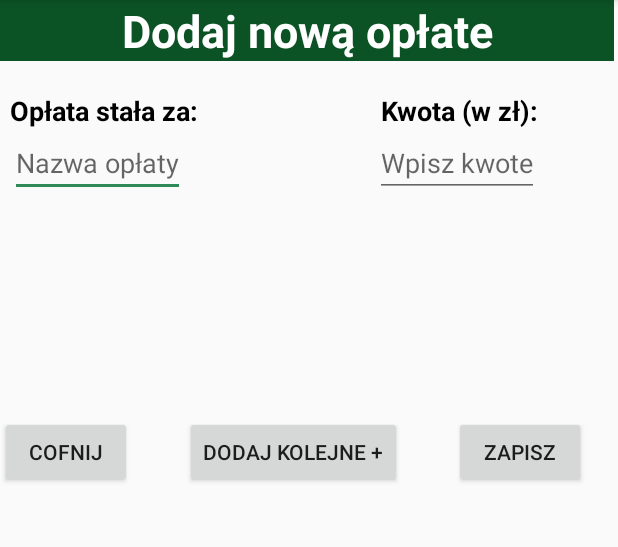
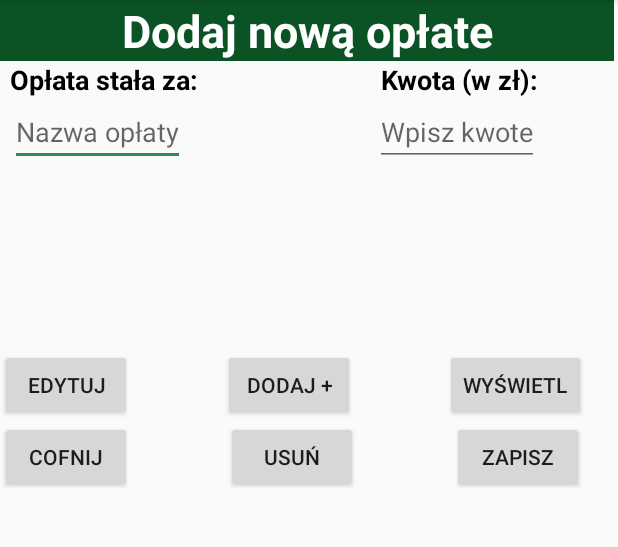
Before and after one commit to themandi/ProviStudent, an Android app: the NewCashActivity screen opened directly, with no data from a screen before it, on a phone screen of 412 x 824 dp, the part 84-631 px from its top. Run offline under Robolectric (Android 15) with nearby library versions, the phone set to English and light mode, and no system bars.

Commit message:
Dodanie nowej opłaty stałej do bazy

```diff
--- a/app/src/main/java/com/example/provistudent/NewCashActivity.java
+++ b/app/src/main/java/com/example/provistudent/NewCashActivity.java
@@ -2,56 +2,149 @@
 
 import androidx.appcompat.app.AppCompatActivity;
 
+import android.app.AlertDialog;
 import android.content.Intent;
+import android.database.Cursor;
 import android.os.Bundle;
 import android.view.View;
+import android.widget.AdapterView;
+import android.widget.ArrayAdapter;
 import android.widget.Button;
+import android.widget.EditText;
+import android.widget.Spinner;
+import android.widget.TextView;
+import android.widget.Toast;
 
 public class NewCashActivity extends AppCompatActivity {
     Button przyciskzapisz;
     Button przyciskcofnij;
     Button przyciskdodaj;
+    Button przyciskusun;
+    Button przyciskwyswietl;
+    Button przyciskedytuj;
+    Bazadanych bazadanych;
+    Cursor cursor;
+    TextView polekwota;
+    TextView poleoplata;
 
     @Override
     protected void onCreate(Bundle savedInstanceState) {
         super.onCreate(savedInstanceState);
         setContentView(R.layout.activity_new_cash);
 
+        bazadanych = new Bazadanych(NewCashActivity.this);
+        cursor = bazadanych.odczytajtekst3();
+
+        poleoplata = findViewById(R.id.poleoplata);
+        polekwota = findViewById(R.id.polekwota);
         przyciskcofnij = (Button) findViewById(R.id.cofnij);
         przyciskcofnij.setOnClickListener(new View.OnClickListener() {
-            public void onClick(View view)
-            {
-                Intent intent = new Intent(NewCashActivity.this, RegisterActivity.class);
+            public void onClick(View view) {
+                Intent intent = new Intent(NewCashActivity.this, CashActivity.class);
                 startActivity(intent);
             }
         });
 
-        przyciskdodaj = (Button) findViewById(R.id.dodajkolejne);
+        przyciskusun = (Button) findViewById(R.id.usun);
+        przyciskusun.setOnClickListener(new View.OnClickListener() {
+            public void onClick(View view) {
+                Integer usunwiersz = bazadanych.usuntekst3(polekwota.getText().toString());
+                if (usunwiersz > 0)
+                    Toast.makeText(getApplicationContext(), "Usunięto!", Toast.LENGTH_SHORT).show();
+                else
+                    Toast.makeText(getApplicationContext(), "Nie można usunąć wiersza", Toast.LENGTH_SHORT).show();
+            }
+        });
+
+        przyciskedytuj = (Button) findViewById(R.id.edytuj);
+        przyciskedytuj.setOnClickListener(new View.OnClickListener() {
+            @Override
+            public void onClick(View v) {
+                String kwota = polekwota.getText().toString();
+                String oplata = poleoplata.getText().toString();
+                if (cursor.getCount() == 0) {
+                    Toast.makeText(getApplicationContext(), "Nie można zaaktualizować!", Toast.LENGTH_SHORT).show();
+                } else if (cursor.getCount() > 0) {
+                    if (!kwota.isEmpty()) {
+                        if (bazadanych.zaaktualizujtekst3(oplata, kwota)) {
+                            polekwota.setText("");
+                            Toast.makeText(getApplicationContext(), "Dane zostały zaaktualizowane!", Toast.LENGTH_SHORT).show();
+                        }
+                    } else {
+                        Toast.makeText(getApplicationContext(), "Nie zostały wprowadzone dane!", Toast.LENGTH_SHORT).show();
+                    }
+                }
+                cursor.close();
+            }
+        });
+
+        przyciskwyswietl = (Button) findViewById(R.id.wyswietl);
+        przyciskwyswietl.setOnClickListener(new View.OnClickListener() {
+            public void onClick(View view) {
+                cursor = bazadanych.odczytajtekst3();
+                if (cursor.getCount() == 0) {
+                    wyswietlwiadomosc("Error", "Brak zapisanych zasobów!");
+                    return;
+                }
+                StringBuffer buffer = new StringBuffer();
+                while (cursor.moveToNext()) {
+                    buffer.append("ID: " + cursor.getString(0) + "\n");
+                    buffer.append("Opłata: " + cursor.getString(1) + "\n");
+                    buffer.append("Kwota: " + cursor.getString(2) + "\n");
+                }
+                wyswietlwiadomosc("Zapisane wydatki stałe: ", buffer.toString());
+                cursor.close();
+            }
+        });
+
+        przyciskdodaj = (Button) findViewById(R.id.dodaj);
         przyciskdodaj.setOnClickListener(new View.OnClickListener() {
-            public void onClick(View view)
-            {
+            public void onClick(View view) {
                 onDodaj();
             }
         });
 
         przyciskzapisz = (Button) findViewById(R.id.zapisz);
         przyciskzapisz.setOnClickListener(new View.OnClickListener() {
-            public void onClick(View view)
-            {
+            public void onClick(View view) {
                 onZapisz();
             }
         });
     }
+
     //Metoda wykorzystywana podczas wywołania przycisku "Zapisz"
     void onZapisz() {
-        Intent intent = new Intent(NewCashActivity.this, MainActivity.class);
-        startActivity(intent);
-        //Metoda do zapisywania
+        if (cursor.getCount() == 0) {
+            Toast.makeText(getApplicationContext(), "Błąd! Nic nie zostało zapisane", Toast.LENGTH_SHORT).show();
+        } else if (cursor.getCount() > 0) {
+            Toast.makeText(getApplicationContext(), "Zapisano!", Toast.LENGTH_SHORT).show();
+            Intent intent = new Intent(NewCashActivity.this, CashActivity.class);
+            startActivity(intent);
+        }
+        cursor.close();
     }
-    //Metoda wykorzystywana podczas wywołania przycisku "Zapisz"
+
     void onDodaj() {
-        Intent intent = new Intent(NewCashActivity.this, MainActivity.class);
-        startActivity(intent);
-        //Metoda do dodawania
+        String kwota = polekwota.getText().toString();
+        String oplata = poleoplata.getText().toString();
+
+
+        if (!kwota.isEmpty()) {
+            if (bazadanych.dodajtekst3(oplata, kwota)) {
+                polekwota.setText("");
+                poleoplata.setText("");
+            }
+            Toast.makeText(getApplicationContext(), "Dodano!", Toast.LENGTH_SHORT).show();
+        } else {
+            Toast.makeText(getApplicationContext(), "Błąd! Nic nie zostało wprowadzone.", Toast.LENGTH_SHORT).show();
+        }
+    }
+
+    public void wyswietlwiadomosc(String tytul, String wiadomosc) {
+        AlertDialog.Builder builder = new AlertDialog.Builder(this);
+        builder.setCancelable(true);
+        builder.setTitle(tytul);
+        builder.setMessage(wiadomosc);
+        builder.show();
     }
 }
--- a/app/src/main/res/layout/activity_new_cash.xml
+++ b/app/src/main/res/layout/activity_new_cash.xml
@@ -80,12 +80,14 @@
             android:layout_height="wrap_content"
             android:orientation="horizontal">
 
-            <EditText
+            <com.google.android.material.textfield.TextInputEditText
+                android:id="@+id/poleoplata"
                 android:layout_width="wrap_content"
                 android:layout_height="match_parent"
                 android:layout_marginStart="10px"
                 android:layout_marginLeft="10px"
-                android:hint="Nazwa opłaty"/>
+                android:gravity="center"
+                android:hint="Nazwa opłaty" />
 
             <View
                 android:layout_width="0dp"
@@ -102,7 +104,7 @@
                     android:layout_height="wrap_content"></com.google.android.material.textfield.TextInputLayout>
 
                 <com.google.android.material.textfield.TextInputEditText
-                    android:id="@+id/poleimie"
+                    android:id="@+id/polekwota"
                     android:layout_width="match_parent"
                     android:layout_height="wrap_content"
                     android:layout_marginRight="50dp"
@@ -116,12 +118,45 @@
             android:layout_height="match_parent"
             android:layout_weight="1"
             tools:ignore="MissingConstraints" />
+        <LinearLayout
+            android:layout_width="wrap_content"
+            android:layout_height="wrap_content"
+            android:orientation="horizontal"
+            tools:ignore="MissingConstraints">
+            <Button
+                android:id="@+id/edytuj"
+                android:layout_width="match_parent"
+                android:layout_height="wrap_content"
+                android:text="EDYTUJ" />
+            <View
+                android:layout_width="10mm"
+                android:layout_height="1dp"
+                android:layout_weight="1" />
+            <!--           Aby gdy przyciśniemy przycisk dodaj moglibysmy wybrac czy chcemy gotowke czy karte-->
+            <Button
+                android:id="@+id/dodaj"
+                android:layout_width="match_parent"
+                android:layout_height="wrap_content"
+                android:text="DODAJ +" />
+            <View
+                android:layout_width="10mm"
+                android:layout_height="1dp"
+                android:layout_weight="1" />
+            <!--            Przycisk zapisz zapisujący do bazy dane-->
+            <Button
+                android:id="@+id/wyswietl"
+                android:layout_width="match_parent"
+                android:layout_height="wrap_content"
+                android:layout_marginRight="3mm"
+                android:text="WYŚWIETL" />
+        </LinearLayout>
 
         <LinearLayout
             android:layout_width="wrap_content"
             android:layout_height="wrap_content"
             android:orientation="horizontal"
             tools:ignore="MissingConstraints">
+            <!--            Dodaj przekierowanie do powrotnej strony-->
             <Button
                 android:id="@+id/cofnij"
                 android:layout_width="match_parent"
@@ -132,14 +167,15 @@
                 android:layout_height="1dp"
                 android:layout_weight="1" />
             <Button
-                android:id="@+id/dodajkolejne"
+                android:id="@+id/usun"
                 android:layout_width="match_parent"
                 android:layout_height="wrap_content"
-                android:text="DODAJ KOLEJNE +" />
+                android:text="USUŃ" />
             <View
                 android:layout_width="10mm"
                 android:layout_height="1dp"
                 android:layout_weight="1" />
+            <!--            Przycisk zapisz zapisujący do bazy dane-->
             <Button
                 android:id="@+id/zapisz"
                 android:layout_width="match_parent"
```
